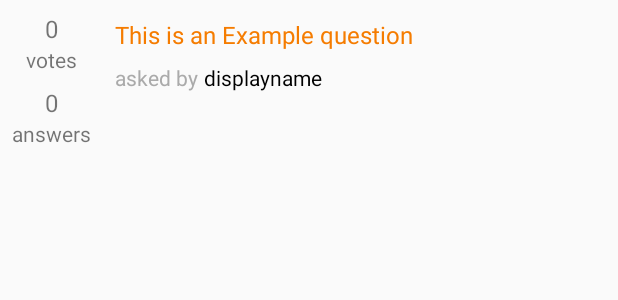
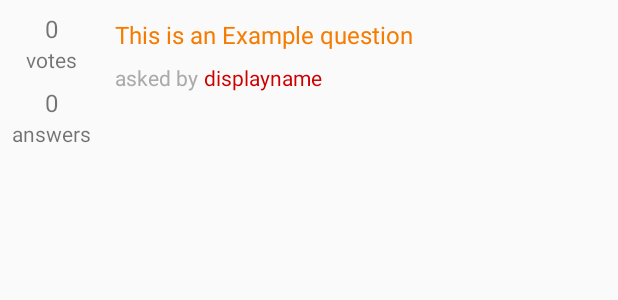
Before and after one commit to jsingh-jasmeet/StackOverflowClient, an Android app: the layout question_list_item_layout.xml on its own in the app's theme, with its tools: preview values and no code run, on a phone screen of 412 x 824 dp. Shown: the top 300 px of the screen. Run offline under Robolectric (Android 15) with nearby library versions, the phone set to English and light mode, and no system bars.

Commit message:
Layout design changes

```diff
--- a/app/src/main/res/layout/question_list_item_layout.xml
+++ b/app/src/main/res/layout/question_list_item_layout.xml
@@ -85,7 +85,7 @@
                 android:id="@+id/question_list_item_display_name"
                 android:layout_width="wrap_content"
                 android:layout_height="wrap_content"
-                android:textColor="@android:color/black"
+                android:textColor="@android:color/holo_red_dark"
                 tools:text="displayname" />
 
         </LinearLayout>
```
